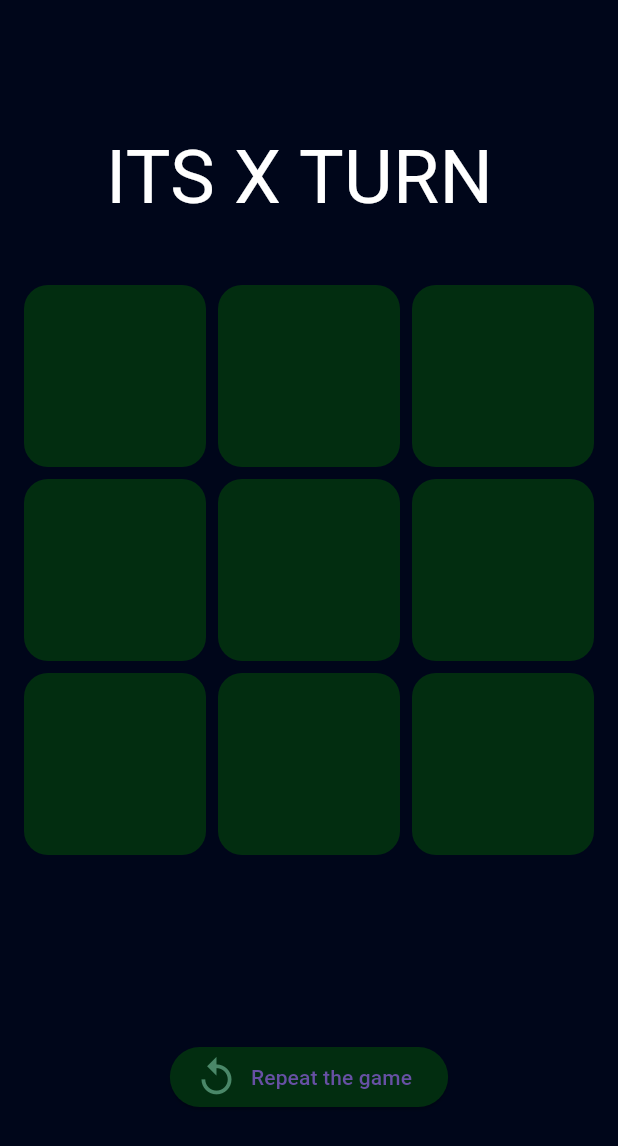
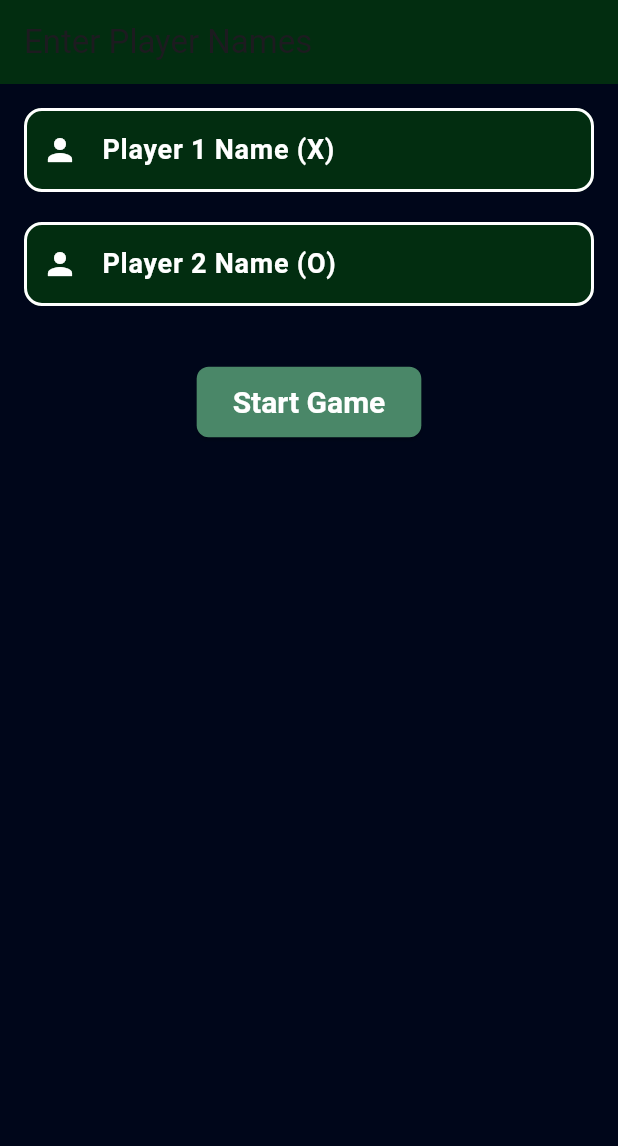
Before and after one commit to itsmedona/tictactoe, a Flutter app: the screen it shows after launch, on a phone screen of 412 x 824 dp. Shown: the top 1146 px of the screen. Run offline on Flutter 3.47's test engine with Material 3 defaults, Android fonts, the phone set to English and light mode, and no system bars.

Commit message:
name screen added

```diff
--- a/lib/controller/logic.dart
+++ b/lib/controller/logic.dart
@@ -1,6 +1,6 @@
 class Player {
   static const x = "X";
-  static const y = "Y";
+  static const y = "O";
   static const empty = "";
 }
 
@@ -8,29 +8,23 @@ class Game {
   static final boardLength = 9;
   static final blocSize = 100.0;
 
-  //creating an empty board
   List<String>? board;
   static List<String>? initGameBoard() =>
       List.generate(boardLength, (index) => Player.empty);
 
-  //build the winner algo
   bool winnerCheck(
-      String Player, int index, List<int> scoreboard, int gridsize) {
-    //first we need to declare
+      String player, int index, List<int> scoreboard, int gridsize) {
     int row = index ~/ 3;
     int col = index % 3;
-    int score = Player == "X" ? 1 : -1;
+    int score = player == Player.x ? 1 : -1;
     scoreboard[row] += score;
     scoreboard[gridsize + col] += score;
     if (row == col) scoreboard[2 * gridsize] += score;
-    if (gridsize - 1 - col == row) scoreboard[2 * gridsize + 1];
+    if (gridsize - 1 - col == row) scoreboard[2 * gridsize + 1] += score;
 
-    //checking if we have 3 or -3 in the score board
     if (scoreboard.contains(3) || scoreboard.contains(-3)) {
       return true;
     }
-
-    //by default itll return false
     return false;
   }
 }
--- a/lib/main.dart
+++ b/lib/main.dart
@@ -1,5 +1,6 @@
 import 'package:flutter/material.dart';
-import 'package:tictactoe/view/home_page/home_page.dart';
+//import 'package:tictactoe/view/home_screen/home_screen.dart';
+import 'package:tictactoe/view/name_screen/name_screen.dart';
 
 void main() {
   runApp(tictactoe());
@@ -13,7 +14,7 @@ class tictactoe extends StatelessWidget {
     return MaterialApp(
       debugShowCheckedModeBanner: false,
       title: 'Tic Tac Toe',
-      home: HomePage(),
+      home: NameScreen(),
     );
   }
 }
--- a/lib/view/home_page/home_page.dart
+++ b/lib/view/home_screen/home_screen.dart
@@ -3,26 +3,19 @@ import 'package:tictactoe/controller/logic.dart';
 import 'package:tictactoe/utils/color_constant.dart';
 
 class HomePage extends StatefulWidget {
-  const HomePage({super.key});
+  final String player1Name;
+  final String player2Name;
+
+  const HomePage({super.key, required this.player1Name, required this.player2Name});
 
   @override
   State<HomePage> createState() => _HomePageState();
 }
 
 class _HomePageState extends State<HomePage> {
-  // necessary values that needed
-  String lastValue = "X";
+  String lastValue = Player.x;
   bool gameOver = false;
-  List<int> scoreboard = [
-    0,
-    0,
-    0,
-    0,
-    0,
-    0,
-    0,
-    0
-  ]; //score for the diff combination of the games[row1,2,3]
+  List<int> scoreboard = List.filled(8, 0);
   int turn = 0;
   String result = "";
   Game game = Game();
@@ -37,6 +30,8 @@ class _HomePageState extends State<HomePage> {
   @override
   Widget build(BuildContext context) {
     double boardWidth = MediaQuery.of(context).size.width;
+    String currentPlayer = lastValue == Player.x ? widget.player1Name : widget.player2Name;
+
     return Scaffold(
       backgroundColor: MainColor.primaryColor,
       body: Column(
@@ -44,21 +39,18 @@ class _HomePageState extends State<HomePage> {
         crossAxisAlignment: CrossAxisAlignment.center,
         children: [
           Text(
-            "Its ${lastValue} turn ".toUpperCase(),
+            "It's $currentPlayer's turn".toUpperCase(),
             style: TextStyle(
               color: Colors.white,
               fontSize: 50,
             ),
           ),
-          SizedBox(
-            height: 20,
-          ),
+          SizedBox(height: 20),
           Container(
             width: boardWidth,
             height: boardWidth,
             child: GridView.count(
-              crossAxisCount: Game.boardLength ~/
-                  3, //  ~/ allows to devide to integer & return an int as result
+              crossAxisCount: Game.boardLength ~/ 3,
               padding: EdgeInsets.all(16.0),
               mainAxisSpacing: 8.0,
               crossAxisSpacing: 8.0,
@@ -67,25 +59,19 @@ class _HomePageState extends State<HomePage> {
                   onTap: gameOver
                       ? null
                       : () {
-                          if (game.board![index] ==
-                              "") //if "X" each time click can replace the values
-                          {
+                          if (game.board![index] == Player.empty) {
                             setState(() {
                               game.board![index] = lastValue;
-                              turn++; /////////////////
+                              turn++;
                               gameOver = game.winnerCheck(
-                                  lastValue, index, scoreboard, 3); //////
+                                  lastValue, index, scoreboard, 3);
                               if (gameOver) {
-                                result = "$lastValue is the winner";
+                                result = "$currentPlayer is the winner";
                               } else if (!gameOver && turn == 9) {
-                                result = "Its a Draw!";
+                                result = "It's a Draw!";
                                 gameOver = true;
                               }
-
-                              if (lastValue == "X")
-                                lastValue = "O";
-                              else
-                                lastValue = "X";
+                              lastValue = lastValue == Player.x ? Player.y : Player.x;
                             });
                           }
                         },
@@ -100,7 +86,7 @@ class _HomePageState extends State<HomePage> {
                       child: Text(
                         game.board![index],
                         style: TextStyle(
-                          color: game.board![index] == "X"
+                          color: game.board![index] == Player.x
                               ? Colors.blue
                               : Colors.red,
                           fontSize: 64.0,
@@ -112,24 +98,21 @@ class _HomePageState extends State<HomePage> {
               }),
             ),
           ),
-          SizedBox(
-            height: 30,
-          ),
+          SizedBox(height: 30),
           Text(
             result,
             style: TextStyle(color: Colors.white, fontSize: 54),
-          ), //////
+          ),
           ElevatedButton.icon(
             label: Text("Repeat the game"),
             onPressed: () {
               setState(() {
-                //erase the board
                 game.board = Game.initGameBoard();
-                lastValue = "X";
+                lastValue = Player.x;
                 gameOver = false;
-                turn = 0; ///////
+                turn = 0;
                 result = "";
-                scoreboard = [0, 0, 0, 0, 0, 0, 0, 0];
+                scoreboard = List.filled(8, 0);
               });
             },
             icon: Icon(
@@ -138,8 +121,7 @@ class _HomePageState extends State<HomePage> {
               color: MainColor.accentColor,
             ),
             style: ButtonStyle(
-                backgroundColor:
-                    WidgetStatePropertyAll(MainColor.secondaryColor)),
+                backgroundColor: MaterialStateProperty.all(MainColor.secondaryColor)),
           )
         ],
       ),
--- /dev/null
+++ b/lib/view/name_screen/name_screen.dart
@@ -0,0 +1,119 @@
+import 'package:flutter/material.dart';
+import 'package:tictactoe/utils/color_constant.dart';
+import '../home_screen/home_screen.dart'; // Import your Home Screen
+
+class NameScreen extends StatelessWidget {
+  final TextEditingController player1Controller = TextEditingController();
+  final TextEditingController player2Controller = TextEditingController();
+
+  @override
+  Widget build(BuildContext context) {
+    return Scaffold(
+      backgroundColor: MainColor.primaryColor, // Set background color
+      appBar: AppBar(
+        title: Text('Enter Player Names'),
+        backgroundColor: MainColor.secondaryColor, // Set AppBar color
+      ),
+      body: Padding(
+        padding: const EdgeInsets.all(16.0),
+        child: Column(
+          children: [
+            // Enhanced TextField for Player 1
+            TextField(
+              controller: player1Controller,
+              decoration: InputDecoration(
+                labelText: 'Player 1 Name (X)',
+                labelStyle: TextStyle(
+                  color: Colors.white,
+                  fontSize: 18,
+                  fontWeight: FontWeight.bold,
+                ),
+                filled: true,
+                fillColor: MainColor.secondaryColor,
+                enabledBorder: OutlineInputBorder(
+                  borderRadius: BorderRadius.circular(12.0),
+                  borderSide: BorderSide(color: Colors.white, width: 2),
+                ),
+                focusedBorder: OutlineInputBorder(
+                  borderRadius: BorderRadius.circular(12.0),
+                  borderSide:
+                      BorderSide(color: MainColor.accentColor, width: 2),
+                ),
+                prefixIcon: Icon(
+                  Icons.person,
+                  color: Colors.white,
+                ),
+              ),
+              style: TextStyle(color: Colors.white),
+              cursorColor: MainColor.accentColor,
+            ),
+            SizedBox(height: 20),
+            // Enhanced TextField for Player 2
+            TextField(
+              controller: player2Controller,
+              decoration: InputDecoration(
+                labelText: 'Player 2 Name (O)',
+                labelStyle: TextStyle(
+                  color: Colors.white,
+                  fontSize: 18,
+                  fontWeight: FontWeight.bold,
+                ),
+                filled: true,
+                fillColor: MainColor.secondaryColor,
+                enabledBorder: OutlineInputBorder(
+                  borderRadius: BorderRadius.circular(12.0),
+                  borderSide: BorderSide(color: Colors.white, width: 2),
+                ),
+                focusedBorder: OutlineInputBorder(
+                  borderRadius: BorderRadius.circular(12.0),
+                  borderSide:
+                      BorderSide(color: MainColor.accentColor, width: 2),
+                ),
+                prefixIcon: Icon(
+                  Icons.person,
+                  color: Colors.white,
+                ),
+              ),
+              style: TextStyle(color: Colors.white),
+              cursorColor: MainColor.accentColor,
+            ),
+            SizedBox(height: 40),
+            ElevatedButton(
+              onPressed: () {
+                String player1Name = player1Controller.text;
+                String player2Name = player2Controller.text;
+                if (player1Name.isNotEmpty && player2Name.isNotEmpty) {
+                  Navigator.push(
+                    context,
+                    MaterialPageRoute(
+                      builder: (context) => HomePage(
+                        player1Name: player1Name,
+                        player2Name: player2Name,
+                      ),
+                    ),
+                  );
+                }
+              },
+              style: ElevatedButton.styleFrom(
+                backgroundColor:
+                    MainColor.accentColor, // Button background color
+                padding: EdgeInsets.symmetric(horizontal: 24, vertical: 12),
+                shape: RoundedRectangleBorder(
+                  borderRadius: BorderRadius.circular(8),
+                ),
+                textStyle: TextStyle(
+                  fontSize: 20,
+                  fontWeight: FontWeight.bold,
+                ),
+              ),
+              child: Text(
+                'Start Game',
+                style: TextStyle(color: Colors.white),
+              ),
+            ),
+          ],
+        ),
+      ),
+    );
+  }
+}
```
